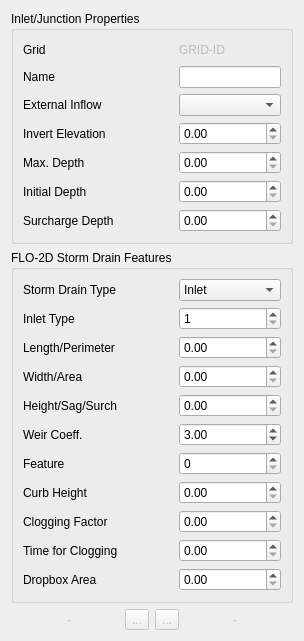
FLO-2DSoftware/qgis-flo-2d-plugin, file flo2d/ui/inlet_attributes.ui: the form before one commit.
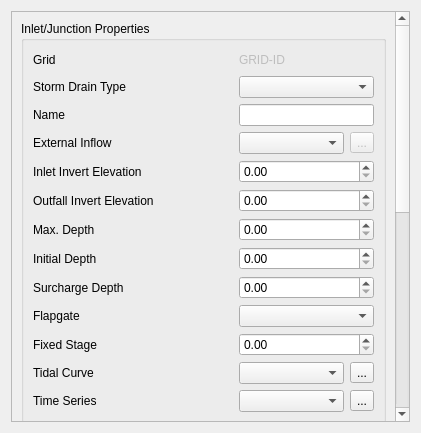
The form after the commit. Icons and pictures are not drawn.

Commit message: Editing from Info Tool ready

```diff
--- a/flo2d/ui/inlet_attributes.ui
+++ b/flo2d/ui/inlet_attributes.ui
@@ -6,14 +6,42 @@
    <rect>
     <x>0</x>
     <y>0</y>
-    <width>304</width>
-    <height>617</height>
+    <width>421</width>
+    <height>433</height>
    </rect>
   </property>
   <property name="windowTitle">
    <string>Inlet/Junctions Attributes</string>
   </property>
   <layout class="QGridLayout" name="gridLayout">
+   <item row="0" column="0" colspan="2">
+    <widget class="QScrollArea" name="scrollArea">
+     <property name="widgetResizable">
+      <bool>true</bool>
+     </property>
+     <widget class="QWidget" name="scrollAreaWidgetContents">
+      <property name="geometry">
+       <rect>
+        <x>0</x>
+        <y>0</y>
+        <width>384</width>
+        <height>844</height>
+       </rect>
+      </property>
+      <layout class="QGridLayout" name="gridLayout_5">
+       <item row="4" column="0">
+        <spacer name="verticalSpacer">
+         <property name="orientation">
+          <enum>Qt::Vertical</enum>
+         </property>
+         <property name="sizeHint" stdset="0">
+          <size>
+           <width>20</width>
+           <height>40</height>
+          </size>
+         </property>
+        </spacer>
+       </item>
    <item row="3" column="0">
     <layout class="QHBoxLayout" name="horizontalLayout_4">
      <item>
@@ -125,115 +153,173 @@
    <item row="1" column="0">
     <widget class="QGroupBox" name="sd_features_grpbox">
      <property name="title">
-      <string>FLO-2D Storm Drain Features</string>
+          <string>FLO-2D Features</string>
      </property>
      <layout class="QGridLayout" name="gridLayout_4">
       <item row="0" column="0">
        <layout class="QGridLayout" name="gridLayout_3">
-        <item row="6" column="0">
-         <widget class="QLabel" name="label_13">
-          <property name="text">
-           <string>Feature</string>
+            <item row="5" column="1">
+             <widget class="QDoubleSpinBox" name="swmm_width">
+              <property name="maximum">
+               <double>100000.000000000000000</double>
           </property>
          </widget>
         </item>
-        <item row="7" column="0">
-         <widget class="QLabel" name="label_14">
+            <item row="7" column="1">
+             <widget class="QDoubleSpinBox" name="swmm_coeff">
+              <property name="minimum">
+               <double>2.500000000000000</double>
+              </property>
+              <property name="maximum">
+               <double>3.500000000000000</double>
+              </property>
+              <property name="value">
+               <double>3.000000000000000</double>
+              </property>
+             </widget>
+            </item>
+            <item row="5" column="0">
+             <widget class="QLabel" name="label_8">
           <property name="text">
            <string>Curb Height</string>
           </property>
          </widget>
         </item>
-        <item row="8" column="0">
+            <item row="4" column="1">
+             <widget class="QDoubleSpinBox" name="swmm_length">
+              <property name="maximum">
+               <double>100000.000000000000000</double>
+              </property>
+             </widget>
+            </item>
+            <item row="10" column="0">
          <widget class="QLabel" name="label_15">
           <property name="text">
            <string>Clogging Factor</string>
           </property>
          </widget>
         </item>
-        <item row="4" column="0">
-         <widget class="QLabel" name="label_9">
-          <property name="text">
-           <string>Height/Sag/Surch</string>
+            <item row="9" column="1">
+             <widget class="QDoubleSpinBox" name="curbheight">
+              <property name="maximum">
+               <double>100000.000000000000000</double>
           </property>
          </widget>
         </item>
-        <item row="5" column="0">
-         <widget class="QLabel" name="label_12">
-          <property name="text">
-           <string>Weir Coeff.</string>
+            <item row="11" column="1">
+             <widget class="QDoubleSpinBox" name="swmm_time_for_clogging">
+              <property name="maximum">
+               <double>100000.000000000000000</double>
           </property>
          </widget>
         </item>
-        <item row="9" column="0">
+            <item row="11" column="0">
          <widget class="QLabel" name="label_16">
           <property name="text">
            <string>Time for Clogging</string>
           </property>
          </widget>
         </item>
-        <item row="2" column="0">
-         <widget class="QLabel" name="label_7">
+            <item row="7" column="0">
+             <widget class="QLabel" name="label_12">
           <property name="text">
            <string>Length/Perimeter</string>
           </property>
          </widget>
         </item>
-        <item row="10" column="0">
+            <item row="12" column="0">
          <widget class="QLabel" name="label_17">
           <property name="text">
            <string>Dropbox Area</string>
           </property>
          </widget>
         </item>
-        <item row="0" column="0">
-         <widget class="QLabel" name="label_18">
-          <property name="minimumSize">
-           <size>
-            <width>150</width>
-            <height>0</height>
-           </size>
-          </property>
-          <property name="maximumSize">
-           <size>
-            <width>100</width>
-            <height>16777215</height>
-           </size>
-          </property>
+            <item row="3" column="0">
+             <widget class="QLabel" name="label_6">
+              <property name="text">
+               <string>Allow Discharge</string>
+              </property>
+             </widget>
+            </item>
+            <item row="8" column="0">
+             <widget class="QLabel" name="label_13">
+              <property name="text">
+               <string>Feature</string>
+              </property>
+             </widget>
+            </item>
+            <item row="9" column="0">
+             <widget class="QLabel" name="label_14">
           <property name="text">
-           <string>Storm Drain Type</string>
+               <string>Curb Height</string>
           </property>
          </widget>
         </item>
-        <item row="1" column="0">
+            <item row="6" column="1">
+             <widget class="QDoubleSpinBox" name="swmm_height">
+              <property name="maximum">
+               <double>100000.000000000000000</double>
+              </property>
+             </widget>
+            </item>
+            <item row="3" column="1">
+             <widget class="QComboBox" name="swmm_allow_discharge"/>
+            </item>
+            <item row="4" column="0">
+             <widget class="QLabel" name="label_7">
+              <property name="text">
+               <string>Length/Perimeter</string>
+              </property>
+             </widget>
+            </item>
+            <item row="12" column="1">
+             <widget class="QDoubleSpinBox" name="drboxarea">
+              <property name="maximum">
+               <double>100000.000000000000000</double>
+              </property>
+             </widget>
+            </item>
+            <item row="10" column="1">
+             <widget class="QDoubleSpinBox" name="swmm_clogging_factor">
+              <property name="maximum">
+               <double>100.000000000000000</double>
+              </property>
+             </widget>
+            </item>
+            <item row="8" column="1">
+             <widget class="QSpinBox" name="swmm_feature">
+              <property name="maximum">
+               <number>2</number>
+              </property>
+             </widget>
+            </item>
+            <item row="6" column="0">
+             <widget class="QLabel" name="label_9">
+              <property name="text">
+               <string>Height/Sag/Surch</string>
+              </property>
+             </widget>
+            </item>
+            <item row="0" column="0" rowspan="2">
          <widget class="QLabel" name="label_19">
+              <property name="minimumSize">
+               <size>
+                <width>200</width>
+                <height>0</height>
+               </size>
+              </property>
+              <property name="maximumSize">
+               <size>
+                <width>200</width>
+                <height>16777215</height>
+               </size>
+              </property>
           <property name="text">
            <string>Inlet Type</string>
           </property>
          </widget>
         </item>
-        <item row="0" column="1">
-         <widget class="QComboBox" name="sd_type">
-          <item>
-           <property name="text">
-            <string>Inlet</string>
-           </property>
-          </item>
-          <item>
-           <property name="text">
-            <string>Outlet</string>
-           </property>
-          </item>
-         </widget>
-        </item>
-        <item row="3" column="0">
-         <widget class="QLabel" name="label_8">
-          <property name="text">
-           <string>Width/Area</string>
-          </property>
-         </widget>
-        </item>
-        <item row="1" column="1">
+            <item row="0" column="1" rowspan="2">
          <widget class="QSpinBox" name="intype">
           <property name="minimum">
            <number>1</number>
@@ -244,76 +330,23 @@
          </widget>
         </item>
         <item row="2" column="1">
-         <widget class="QDoubleSpinBox" name="swmm_length">
-          <property name="maximum">
-           <double>100000.000000000000000</double>
-          </property>
-         </widget>
-        </item>
-        <item row="3" column="1">
-         <widget class="QDoubleSpinBox" name="swmm_width">
-          <property name="maximum">
-           <double>100000.000000000000000</double>
-          </property>
-         </widget>
-        </item>
-        <item row="4" column="1">
-         <widget class="QDoubleSpinBox" name="swmm_height">
-          <property name="maximum">
-           <double>100000.000000000000000</double>
-          </property>
-         </widget>
-        </item>
-        <item row="5" column="1">
-         <widget class="QDoubleSpinBox" name="swmm_coeff">
-          <property name="minimum">
-           <double>2.500000000000000</double>
-          </property>
-          <property name="maximum">
-           <double>3.500000000000000</double>
-          </property>
-          <property name="value">
-           <double>3.000000000000000</double>
-          </property>
-         </widget>
-        </item>
-        <item row="6" column="1">
-         <widget class="QSpinBox" name="swmm_feature">
-          <property name="maximum">
-           <number>2</number>
-          </property>
-         </widget>
-        </item>
-        <item row="7" column="1">
-         <widget class="QDoubleSpinBox" name="curbheight">
-          <property name="maximum">
-           <double>100000.000000000000000</double>
-          </property>
-         </widget>
-        </item>
-        <item row="8" column="1">
-         <widget class="QDoubleSpinBox" name="swmm_clogging_factor">
-          <property name="maximum">
-           <double>100.000000000000000</double>
-          </property>
-         </widget>
-        </item>
-        <item row="9" column="1">
-         <widget class="QDoubleSpinBox" name="swmm_time_for_clogging">
-          <property name="maximum">
-           <double>100000.000000000000000</double>
-          </property>
-         </widget>
-        </item>
-        <item row="10" column="1">
-         <widget class="QDoubleSpinBox" name="drboxarea">
-          <property name="maximum">
-           <double>100000.000000000000000</double>
-          </property>
-         </widget>
+             <widget class="QComboBox" name="outfall_type"/>
         </item>
        </layout>
       </item>
+          <item row="1" column="0">
+           <spacer name="verticalSpacer_2">
+            <property name="orientation">
+             <enum>Qt::Vertical</enum>
+            </property>
+            <property name="sizeHint" stdset="0">
+             <size>
+              <width>20</width>
+              <height>40</height>
+             </size>
+            </property>
+           </spacer>
+          </item>
      </layout>
     </widget>
    </item>
@@ -325,72 +358,45 @@
      <layout class="QGridLayout" name="gridLayout_6">
       <item row="0" column="0">
        <layout class="QGridLayout" name="gridLayout_2">
-        <item row="2" column="1">
-         <widget class="QComboBox" name="external_inflow"/>
-        </item>
-        <item row="3" column="1">
-         <widget class="QDoubleSpinBox" name="junction_invert_elev">
+            <item row="10" column="0">
+             <widget class="QLabel" name="label_23">
+              <property name="text">
+               <string>Fixed Stage</string>
+              </property>
+             </widget>
+            </item>
+            <item row="4" column="0">
+             <widget class="QLabel" name="label_4">
+              <property name="text">
+               <string>Inlet Invert Elevation</string>
+              </property>
+             </widget>
+            </item>
+            <item row="7" column="1" colspan="2">
+             <widget class="QDoubleSpinBox" name="init_depth">
           <property name="maximum">
            <double>100000.000000000000000</double>
           </property>
          </widget>
         </item>
-        <item row="1" column="0">
+            <item row="2" column="0">
          <widget class="QLabel" name="label">
           <property name="text">
            <string>Name</string>
           </property>
          </widget>
         </item>
-        <item row="6" column="1">
-         <widget class="QDoubleSpinBox" name="surcharge_depth">
-          <property name="maximum">
-           <double>100000.000000000000000</double>
-          </property>
-         </widget>
-        </item>
-        <item row="4" column="0">
-         <widget class="QLabel" name="label_5">
-          <property name="text">
-           <string>Max. Depth</string>
-          </property>
-         </widget>
-        </item>
-        <item row="4" column="1">
-         <widget class="QDoubleSpinBox" name="max_depth">
-          <property name="maximum">
-           <double>100000.000000000000000</double>
-          </property>
-         </widget>
-        </item>
-        <item row="2" column="0">
+            <item row="3" column="0">
          <widget class="QLabel" name="label_3">
           <property name="text">
            <string>External Inflow</string>
           </property>
          </widget>
         </item>
-        <item row="1" column="1">
-         <widget class="QLineEdit" name="name"/>
-        </item>
-        <item row="5" column="0">
-         <widget class="QLabel" name="label_10">
+            <item row="9" column="0">
+             <widget class="QLabel" name="label_20">
           <property name="text">
-           <string>Initial Depth</string>
-          </property>
-         </widget>
-        </item>
-        <item row="6" column="0">
-         <widget class="QLabel" name="label_11">
-          <property name="text">
-           <string>Surcharge Depth</string>
-          </property>
-         </widget>
-        </item>
-        <item row="5" column="1">
-         <widget class="QDoubleSpinBox" name="init_depth">
-          <property name="maximum">
-           <double>100000.000000000000000</double>
+               <string>Flapgate</string>
           </property>
          </widget>
         </item>
@@ -398,13 +404,13 @@
          <widget class="QLabel" name="label_2">
           <property name="minimumSize">
            <size>
-            <width>150</width>
+                <width>200</width>
             <height>0</height>
            </size>
           </property>
           <property name="maximumSize">
            <size>
-            <width>100</width>
+                <width>200</width>
             <height>16777215</height>
            </size>
           </property>
@@ -413,14 +419,52 @@
           </property>
          </widget>
         </item>
-        <item row="3" column="0">
-         <widget class="QLabel" name="label_4">
+            <item row="7" column="0">
+             <widget class="QLabel" name="label_10">
           <property name="text">
-           <string>Invert Elevation</string>
+               <string>Initial Depth</string>
           </property>
          </widget>
         </item>
-        <item row="0" column="1">
+            <item row="3" column="2">
+             <widget class="QToolButton" name="external_btn">
+              <property name="enabled">
+               <bool>false</bool>
+              </property>
+              <property name="text">
+               <string>...</string>
+              </property>
+              <property name="icon">
+               <iconset>
+                <normaloff>../img/call_dialog.svg</normaloff>../img/call_dialog.svg</iconset>
+              </property>
+             </widget>
+            </item>
+            <item row="8" column="1" colspan="2">
+             <widget class="QDoubleSpinBox" name="surcharge_depth">
+              <property name="maximum">
+               <double>100000.000000000000000</double>
+              </property>
+             </widget>
+            </item>
+            <item row="3" column="1">
+             <widget class="QComboBox" name="external_inflow"/>
+            </item>
+            <item row="5" column="0">
+             <widget class="QLabel" name="label_21">
+              <property name="text">
+               <string>Outfall Invert Elevation</string>
+              </property>
+             </widget>
+            </item>
+            <item row="6" column="0">
+             <widget class="QLabel" name="label_5">
+              <property name="text">
+               <string>Max. Depth</string>
+              </property>
+             </widget>
+            </item>
+            <item row="0" column="1" colspan="2">
          <widget class="QLabel" name="grid">
           <property name="enabled">
            <bool>false</bool>
@@ -436,13 +480,131 @@
           </property>
          </widget>
         </item>
-       </layout>
-      </item>
+            <item row="9" column="1" colspan="2">
+             <widget class="QComboBox" name="flapgate"/>
+            </item>
+            <item row="2" column="1" colspan="2">
+             <widget class="QLineEdit" name="name"/>
+            </item>
+            <item row="4" column="1" colspan="2">
+             <widget class="QDoubleSpinBox" name="junction_invert_elev">
+              <property name="maximum">
+               <double>100000.000000000000000</double>
+              </property>
+             </widget>
+            </item>
+            <item row="1" column="0">
+             <widget class="QLabel" name="label_18">
+              <property name="minimumSize">
+               <size>
+                <width>150</width>
+                <height>0</height>
+               </size>
+              </property>
+              <property name="maximumSize">
+               <size>
+                <width>16777215</width>
+                <height>16777215</height>
+               </size>
+              </property>
+              <property name="text">
+               <string>Storm Drain Type</string>
+              </property>
+             </widget>
+            </item>
+            <item row="5" column="1" colspan="2">
+             <widget class="QDoubleSpinBox" name="outfall_invert_elev">
+              <property name="maximum">
+               <double>1000000.000000000000000</double>
+              </property>
+             </widget>
+            </item>
+            <item row="8" column="0">
+             <widget class="QLabel" name="label_11">
+              <property name="text">
+               <string>Surcharge Depth</string>
+              </property>
+             </widget>
+            </item>
+            <item row="6" column="1" colspan="2">
+             <widget class="QDoubleSpinBox" name="max_depth">
+              <property name="maximum">
+               <double>100000.000000000000000</double>
+              </property>
+             </widget>
+            </item>
+            <item row="11" column="0">
+             <widget class="QLabel" name="label_22">
+              <property name="text">
+               <string>Tidal Curve</string>
+              </property>
+             </widget>
+            </item>
+            <item row="1" column="1" colspan="2">
+             <widget class="QComboBox" name="sd_type"/>
+            </item>
+            <item row="12" column="0">
+             <widget class="QLabel" name="label_24">
+              <property name="text">
+               <string>Time Series</string>
+              </property>
+             </widget>
+            </item>
+            <item row="12" column="1">
+             <widget class="QComboBox" name="time_series"/>
+            </item>
+            <item row="10" column="1" colspan="2">
+             <widget class="QDoubleSpinBox" name="doubleSpinBox">
+              <property name="maximum">
+               <double>1000000.000000000000000</double>
+              </property>
+             </widget>
+            </item>
+            <item row="11" column="1">
+             <widget class="QComboBox" name="tidal_curve"/>
+            </item>
+            <item row="11" column="2">
+             <widget class="QToolButton" name="tidal_btn">
+              <property name="text">
+               <string>...</string>
+              </property>
+              <property name="icon">
+               <iconset>
+                <normaloff>../img/call_dialog.svg</normaloff>../img/call_dialog.svg</iconset>
+              </property>
+             </widget>
+            </item>
+            <item row="12" column="2">
+             <widget class="QToolButton" name="ts_btn">
+              <property name="text">
+               <string>...</string>
+              </property>
+              <property name="icon">
+               <iconset>
+                <normaloff>../img/call_dialog.svg</normaloff>../img/call_dialog.svg</iconset>
+              </property>
+             </widget>
+            </item>
+           </layout>
+          </item>
+          <item row="1" column="0">
+           <spacer name="verticalSpacer_3">
+            <property name="orientation">
+             <enum>Qt::Vertical</enum>
+            </property>
+            <property name="sizeHint" stdset="0">
+             <size>
+              <width>20</width>
+              <height>40</height>
+             </size>
+            </property>
+           </spacer>
+          </item>
      </layout>
     </widget>
    </item>
-   <item row="4" column="0">
-    <spacer name="verticalSpacer">
+       <item row="2" column="0">
+        <spacer name="verticalSpacer_4">
      <property name="orientation">
       <enum>Qt::Vertical</enum>
      </property>
@@ -453,6 +615,10 @@
       </size>
      </property>
     </spacer>
+       </item>
+      </layout>
+     </widget>
+    </widget>
    </item>
   </layout>
  </widget>
```
Left out of the diff: 13 changed lines with no effect on the pictures. Lines whose indentation alone changed are shown as unchanged. The commit also changes 2 other files.
